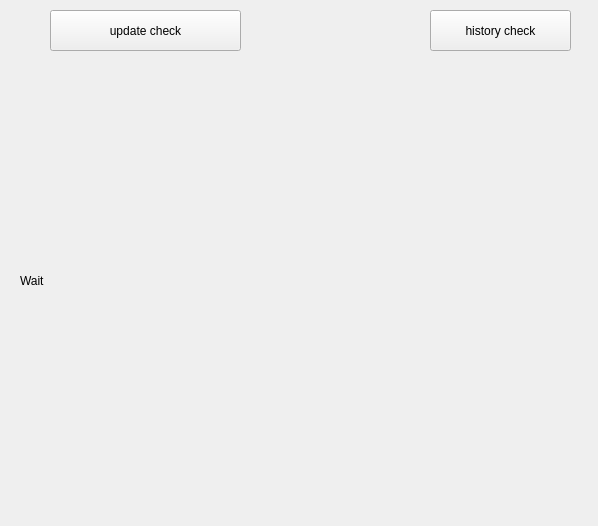
Before: the Qt Designer form mainwindow.ui in Chaosdragonian/QT_WUMT, drawn with Qt 5.
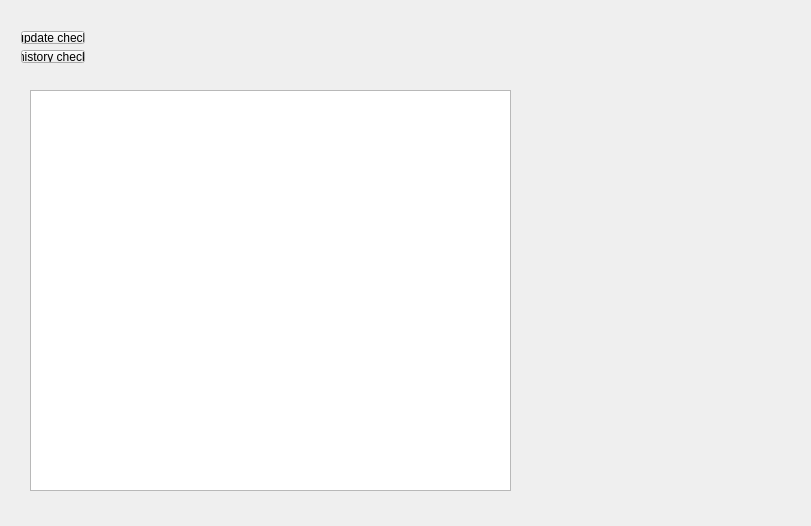
After: the same form once the commit is applied.

The edit to the form file:
```diff
--- a/mainwindow.ui
+++ b/mainwindow.ui
@@ -6,7 +6,7 @@
    <rect>
     <x>0</x>
     <y>0</y>
-    <width>598</width>
+    <width>811</width>
     <height>526</height>
    </rect>
   </property>
@@ -14,43 +14,43 @@
    <string>MainWindow</string>
   </property>
   <widget class="QWidget" name="centralWidget">
-   <widget class="QLabel" name="label">
+   <widget class="QWidget" name="layoutWidget">
     <property name="geometry">
      <rect>
-      <x>20</x>
-      <y>70</y>
-      <width>541</width>
-      <height>421</height>
+      <x>10</x>
+      <y>20</y>
+      <width>86</width>
+      <height>54</height>
      </rect>
     </property>
-    <property name="text">
-     <string>Wait</string>
-    </property>
+    <layout class="QVBoxLayout" name="verticalLayout">
+     <item>
+      <widget class="QPushButton" name="pushButton">
+       <property name="text">
+        <string>update check</string>
+       </property>
+      </widget>
+     </item>
+     <item>
+      <widget class="QPushButton" name="pushButton_2">
+       <property name="text">
+        <string>history check</string>
+       </property>
+      </widget>
+     </item>
+    </layout>
    </widget>
-   <widget class="QPushButton" name="pushButton">
+   <widget class="QTableWidget" name="TableWidget">
     <property name="geometry">
      <rect>
-      <x>50</x>
-      <y>10</y>
-      <width>191</width>
-      <height>41</height>
+      <x>30</x>
+      <y>90</y>
+      <width>481</width>
+      <height>401</height>
      </rect>
     </property>
-    <property name="text">
-     <string>update check</string>
-    </property>
-   </widget>
-   <widget class="QPushButton" name="pushButton_2">
-    <property name="geometry">
-     <rect>
-      <x>430</x>
-      <y>10</y>
-      <width>141</width>
-      <height>41</height>
-     </rect>
-    </property>
-    <property name="text">
-     <string>history check</string>
+    <property name="editTriggers">
+     <set>QAbstractItemView::NoEditTriggers</set>
     </property>
    </widget>
   </widget>
```
